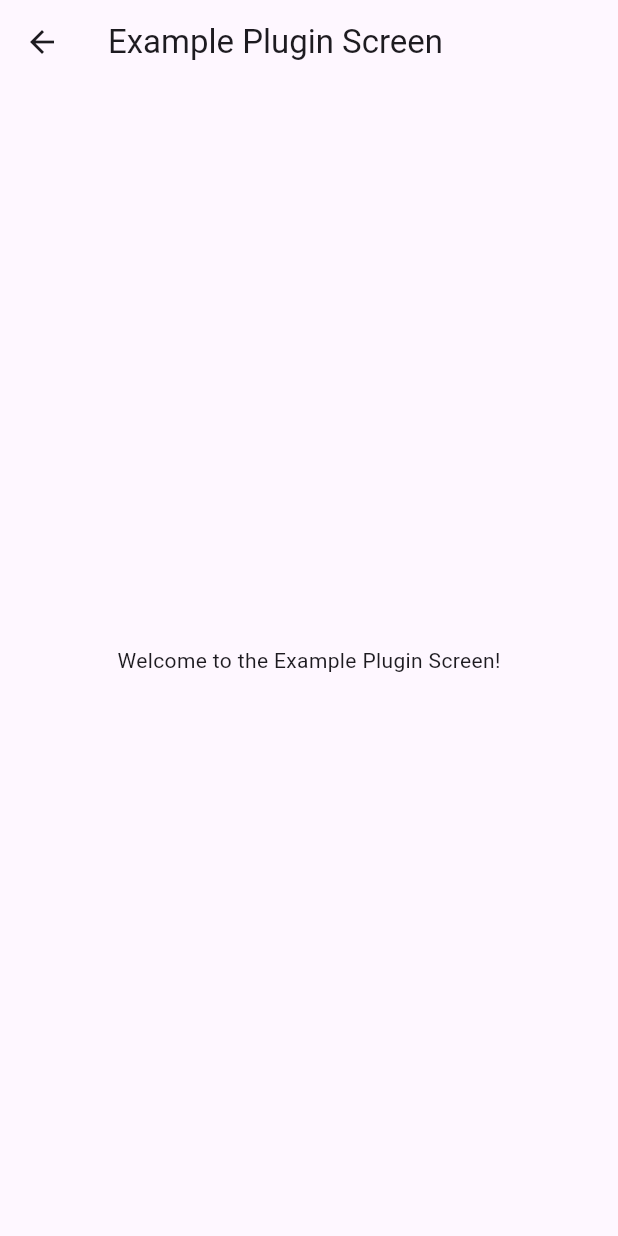
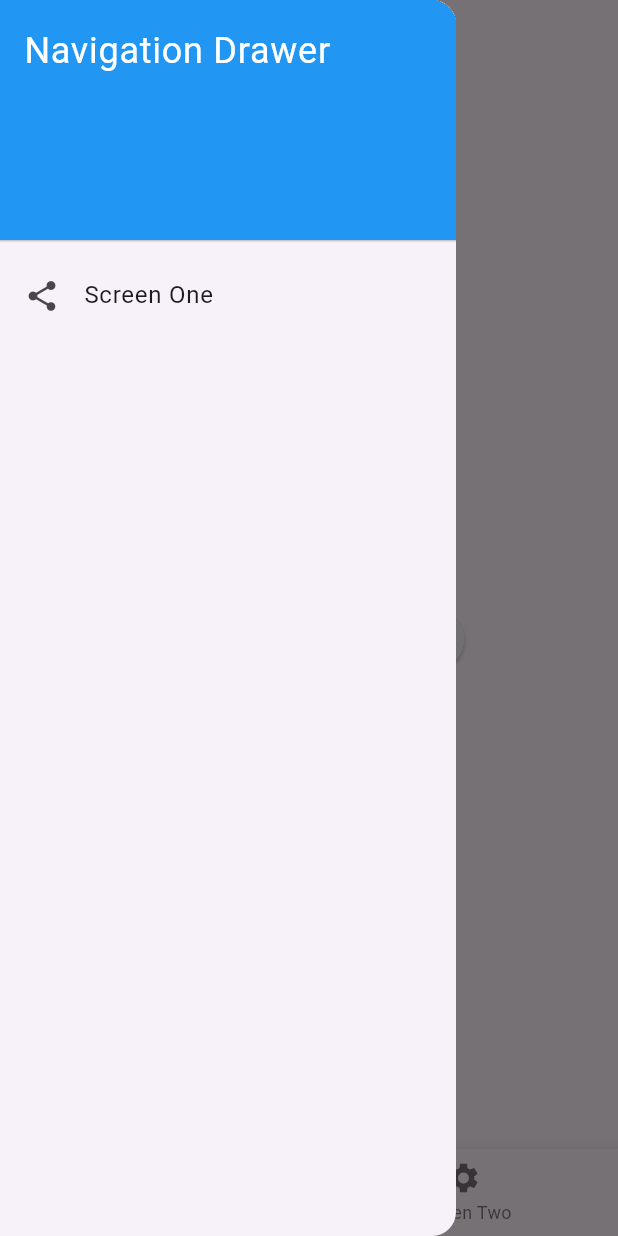
Before and after one commit to sil-vella/flutter_base, a Flutter app: the ScreenOne widget shown alone on an empty page, opened directly, with the side drawer open (before the commit the screen has no drawer), on a phone screen of 412 x 824 dp. Run offline on Flutter 3.47's test engine with Material 3 defaults, Android fonts, the phone set to English and light mode, and no system bars; drawn by our look-alikes of google_mobile_ads; network calls fail.

Commit message:
flutter base done.

```diff
--- a/lib/navigation/navigation_container.dart
+++ b/lib/navigation/navigation_container.dart
@@ -4,16 +4,19 @@ import 'package:flutter/material.dart';
 typedef NavigationLink = ListTile;
 typedef BottomNavigationLink = BottomNavigationBarItem;
 
-class NavigationContainer extends StatelessWidget {
-  final Widget child;
-  static final List<NavigationLink> _drawerLinks = [];
-  static final List<BottomNavigationLink> _bottomNavLinks = [];
-  static final Map<String, WidgetBuilder> _routes = {};
+class NavigationContainer extends ChangeNotifier {
+  static final GlobalKey<NavigatorState> navigatorKey = GlobalKey<NavigatorState>();
 
-  const NavigationContainer({Key? key, required this.child}) : super(key: key);
+  final List<NavigationLink> _drawerLinks = [];
+  final List<BottomNavigationLink> _bottomNavLinks = [];
+  final Map<String, WidgetBuilder> _routes = {};
 
-  /// Hook for plugins to register navigation links and routes
-  static void registerNavigationLinks({
+  List<NavigationLink> get drawerLinks => _drawerLinks;
+  List<BottomNavigationLink> get bottomNavLinks => _bottomNavLinks;
+  Map<String, WidgetBuilder> get routes => _routes;
+
+  /// Method for plugins to register navigation links and routes
+  void registerNavigationLinks({
     required List<NavigationLink> drawerLinks,
     required List<BottomNavigationLink> bottomNavLinks,
     required Map<String, WidgetBuilder> routes,
@@ -21,33 +24,16 @@ class NavigationContainer extends StatelessWidget {
     _drawerLinks.addAll(drawerLinks);
     _bottomNavLinks.addAll(bottomNavLinks);
     _routes.addAll(routes);
+    notifyListeners(); // Notify listeners after updating navigation links
   }
 
   /// Static method to navigate to a route
   static void navigateTo(String routeName) {
-    // Global key for navigation
     navigatorKey.currentState?.pushNamed(routeName);
   }
 
-  static final GlobalKey<NavigatorState> navigatorKey = GlobalKey<NavigatorState>();
-
-  @override
-  Widget build(BuildContext context) {
-    return MaterialApp(
-      navigatorKey: navigatorKey,
-      routes: _routes, // Register all plugin routes here
-      home: Scaffold(
-        appBar: AppBar(
-          title: const Text("App Navigation"),
-        ),
-        drawer: _buildDrawer(context),
-        body: child,
-        bottomNavigationBar: _buildBottomNavigationBar(context),
-      ),
-    );
-  }
-
-  Widget _buildDrawer(BuildContext context) {
+  /// Builds the Drawer widget with registered links
+  Widget buildDrawer(BuildContext context) {
     return Drawer(
       child: ListView(
         padding: EdgeInsets.zero,
@@ -64,29 +50,37 @@ class NavigationContainer extends StatelessWidget {
               ),
             ),
           ),
-          ..._drawerLinks, // Add registered drawer links here
+          ...drawerLinks,
         ],
       ),
     );
   }
 
-  Widget? _buildBottomNavigationBar(BuildContext context) {
-    if (_bottomNavLinks.isEmpty) {
-      print("No items in bottom navigation bar. At least 1 item is required.");
-      return null;
-    } else if (_bottomNavLinks.length > 4) {
-      print("Too many items in bottom navigation bar. Limiting to 4 items.");
-    }
+  /// Builds the BottomNavigationBar widget with registered links
+  Widget? buildBottomNavigationBar() {
+    if (_bottomNavLinks.isEmpty) return null;
 
     return BottomNavigationBar(
-      items: _bottomNavLinks.take(4).toList(), // Limits to a maximum of 4 items
+      items: _bottomNavLinks.take(4).toList(),
       onTap: (index) {
-        // Navigate to a route based on the selected item
-        if (index < _bottomNavLinks.length) {
+        if (index < _routes.length) {
           final selectedRoute = _routes.keys.elementAt(index);
-          navigatorKey.currentState?.pushNamed(selectedRoute);
+          navigateTo(selectedRoute);
         }
       },
     );
   }
+
+  /// Custom route generator to handle dynamically registered routes
+  Route<dynamic>? generateRoute(RouteSettings settings) {
+    final routeBuilder = _routes[settings.name];
+    if (routeBuilder != null) {
+      return MaterialPageRoute(
+        builder: (context) => routeBuilder(context),
+        settings: settings,
+      );
+    }
+    // Return null if the route is not found; Flutter will handle unknown routes
+    return null;
+  }
 }
--- a/lib/plugins/example_plugin/example_plugin_main.dart
+++ b/lib/plugins/example_plugin/example_plugin_main.dart
@@ -20,40 +20,40 @@ class PluginExample implements AppPlugin {
   void initialize(BuildContext context) {
     print("PluginExample initialized");
 
-    registerModules(); // Register shared modules during initialization
-    registerNavigation(); // Register navigation during initialization
-    // Register initial state for this plugin
+    registerModules(); // Register any shared modules required by the plugin
+    registerNavigation(context); // Register navigation items with context
     Provider.of<AppStateProvider>(context, listen: false)
-        .registerPluginState("PluginBState", {"state_example": 0});
+        .registerPluginState("PluginBState", {"state_example": 0}); // Set plugin state
 
-    connectToDb();
+    connectToDb(); // Connect to the database if needed
   }
 
   @override
   void registerModules() {
-
+    // Define modules if needed
   }
 
   /// Register navigation items for the shared plugin
-  void registerNavigation() {
-    NavigationContainer.registerNavigationLinks(
+  void registerNavigation(BuildContext context) {
+    final navigationContainer = Provider.of<NavigationContainer>(context, listen: false);
+    navigationContainer.registerNavigationLinks(
       drawerLinks: [
         ListTile(
           leading: const Icon(Icons.share),
-          title: const Text('Shared Plugin Item'),
+          title: const Text('Screen One'),
           onTap: () {
-            NavigationContainer.navigateTo('/shared_screen_one');
+            NavigationContainer.navigateTo('/screen_one'); // Use the route
           },
         ),
       ],
       bottomNavLinks: [
         const BottomNavigationBarItem(
           icon: Icon(Icons.share),
-          label: 'Shared One',
+          label: 'Screen One',
         ),
         const BottomNavigationBarItem(
           icon: Icon(Icons.settings),
-          label: 'Shared Two',
+          label: 'Screen Two',
         ),
       ],
       routes: {
@@ -64,15 +64,11 @@ class PluginExample implements AppPlugin {
   }
 
   void connectToDb() {
-    // Retrieve ConnectionModule factory at the time of connection
     final createConnectionModule = ModuleManager().getModule<Function>("ConnectionModule");
     final String baseUrl = Config.apiUrl;
 
     if (createConnectionModule != null) {
-      // Create a ConnectionModule instance with a specific baseUrl
       final connectionModule = createConnectionModule(baseUrl);
-
-      // Use the instance's methods
       connectionModule.sendGetRequest("/endpoint").then((response) {
         print("Response from ConnectionModule: $response");
       });
--- a/lib/plugins/example_plugin/screens/screen_one.dart
+++ b/lib/plugins/example_plugin/screens/screen_one.dart
@@ -1,18 +1,51 @@
-// Example screen for the route
+// screen_one.dart
 import 'package:flutter/material.dart';
+import 'package:provider/provider.dart';
+import '../../../screens/base_screen.dart';
+import '../../../providers/app_state_provider.dart';
 
-class ScreenOne extends StatelessWidget {
+class ScreenOne extends BaseScreen {
   const ScreenOne({Key? key}) : super(key: key);
 
   @override
-  Widget build(BuildContext context) {
-    return Scaffold(
-      appBar: AppBar(
-        title: const Text("Example Plugin Screen"),
-      ),
-      body: const Center(
-        child: Text("Welcome to the Example Plugin Screen!"),
+  String get title => "Screen One";
+
+  @override
+  Widget buildContent(BuildContext context) {
+    return Center(
+      child: Column(
+        mainAxisAlignment: MainAxisAlignment.center,
+        children: [
+          const Text("Welcome to Screen One!"),
+          const SizedBox(height: 20),
+          // Display current state_example value
+          Selector<AppStateProvider, int?>(
+            selector: (context, appStateProvider) =>
+            appStateProvider.getPluginState<Map<String, dynamic>>("PluginBState")?["state_example"],
+            builder: (context, stateExample, child) {
+              return Text("State Example: ${stateExample ?? 'N/A'}");
+            },
+          ),
+          const SizedBox(height: 20),
+          ElevatedButton(
+            onPressed: () {
+              final appStateProvider = Provider.of<AppStateProvider>(context, listen: false);
+              final currentState = appStateProvider.getPluginState<Map<String, dynamic>>("PluginBState");
+
+              if (currentState != null && currentState.containsKey("state_example")) {
+                appStateProvider.updatePluginState(
+                  "PluginBState",
+                  {
+                    "state_example": currentState["state_example"] + 1,
+                  },
+                );
+              }
+            },
+            child: const Text("Increment State Example"),
+          ),
+        ],
       ),
     );
   }
+
 }
--- /dev/null
+++ b/lib/screens/base_screen.dart
@@ -0,0 +1,34 @@
+// base_screen.dart
+import 'package:flutter/material.dart';
+import 'package:provider/provider.dart';
+import '../navigation/navigation_container.dart';
+import '../plugins/admobs/modules/banner/banner_ad_widget.dart';
+
+abstract class BaseScreen extends StatelessWidget {
+  const BaseScreen({Key? key}) : super(key: key);
+
+  String get title;
+  Widget buildContent(BuildContext context);
+
+  @override
+  Widget build(BuildContext context) {
+    final navigationContainer = Provider.of<NavigationContainer>(context);
+
+    return Scaffold(
+      appBar: AppBar(
+        title: Text(title),
+      ),
+      drawer: navigationContainer.buildDrawer(context),
+      body: Column(
+        mainAxisAlignment: MainAxisAlignment.spaceBetween,
+        children: [
+          Expanded(
+            child: buildContent(context), // Main content of the screen
+          ),
+          const BannerAdWidget(), // Banner ad widget goes here
+        ],
+      ),
+      bottomNavigationBar: navigationContainer.buildBottomNavigationBar(),
+    );
+  }
+}
--- /dev/null
+++ b/lib/screens/home_screen.dart
@@ -0,0 +1,17 @@
+// home_screen.dart
+import 'package:flutter/material.dart';
+import 'base_screen.dart';
+
+class HomeScreen extends BaseScreen {
+  const HomeScreen({Key? key}) : super(key: key);
+
+  @override
+  String get title => 'Home';
+
+  @override
+  Widget buildContent(BuildContext context) {
+    return const Center(
+      child: Text('Welcome to the Home Screen!'),
+    );
+  }
+}
```
Also changed, not shown: lib/main.dart (+18 -20 lines), lib/plugins/example_plugin/screens/screen_two.dart (+9 -10 lines).
